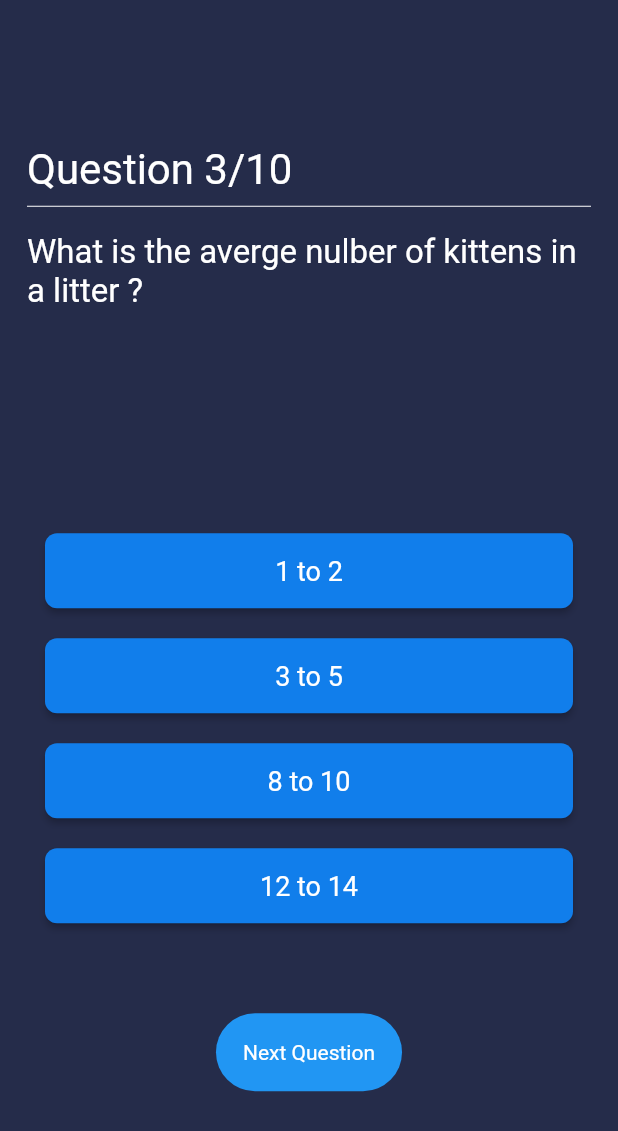
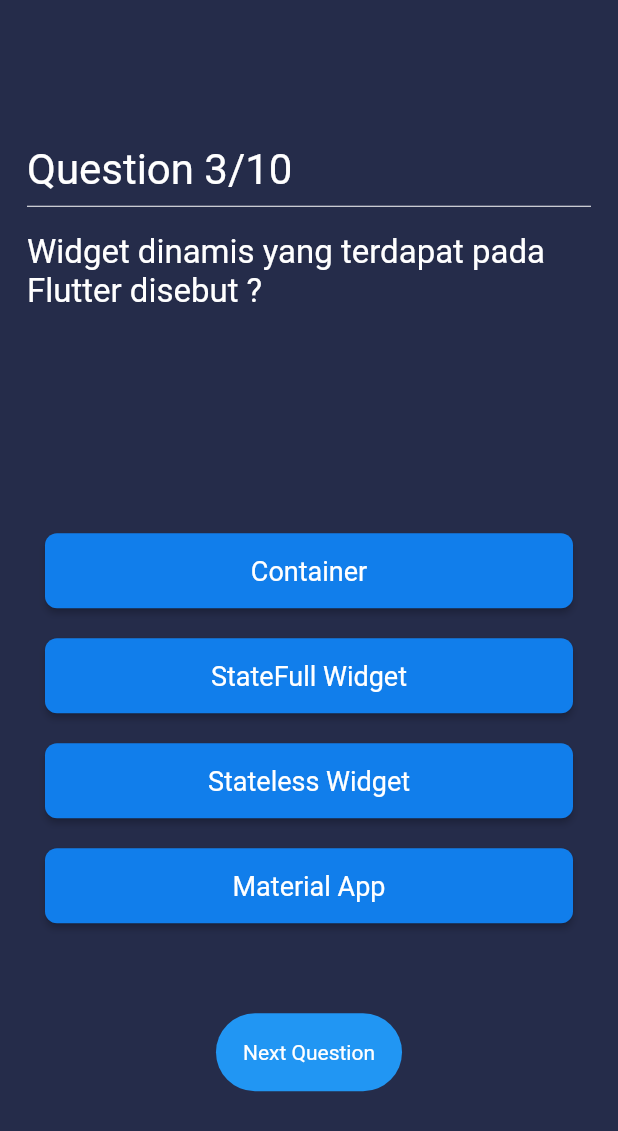
Before and after one commit to TutikSundariWicaksono/tugas_akhir_mobile, a Flutter app: the QuizzScreen screen opened directly, swiped to page 3, on a phone screen of 412 x 824 dp. Shown: the top 1131 px of the screen. Run offline on Flutter 3.47's test engine with Material 2 defaults, Android fonts, the phone set to English and light mode, and no system bars.

Commit message:
modif_question

```diff
--- a/lib/data/questions_list.dart
+++ b/lib/data/questions_list.dart
@@ -2,48 +2,48 @@
 
 List<QuestionModel> questions = [
   QuestionModel(
-    "How Many Whiskers does the average cat have on each side of its face ?",
+    "Flutter merupakan framework yang bersifat...",
     {
-      "1": false,
-      "3": false,
-      "12": true,
-      "5,007": false,
+      "Close Source": false,
+      "Berbayar": false,
+      "Open Source": true,
+      "Berlisensi": false,
     },
   ),
   QuestionModel(
-    "When does a cat purr ?",
+    "Fitur yang beradadi flutter dimana kodingan kamu bisa langsung muncul di hp maupun di emulator disebut...",
     {
-      "When it cares for its kittens": false,
-      "When it needs confort": false,
-      "When it feels content": false,
-      "All of the above": true,
+      "Refresh": false,
+      "Reload": false,
+      "Hot Loading": false,
+      "Hot Reload": true,
     },
   ),
   QuestionModel(
-    "What is the averge nulber of kittens in a litter ?",
+    "Widget dinamis yang terdapat pada Flutter disebut ?",
     {
-      "1 to 2": false,
-      "3 to 5": true,
-      "8 to 10": false,
-      "12 to 14": false,
+      "Container": false,
+      "StateFull Widget": true,
+      "Stateless Widget": false,
+      "Material App": false,
     },
   ),
   QuestionModel(
-    "How many moons does Mars have ?",
+    "Merupakan sebuah widget yang digunakkan untuk membuat tampilan dasar material design pada aplikasi Flutter, dapat disebut juga sebagai dasar sebuah halaman pada aplikasi Flutter...",
     {
-      "1": false,
-      "2": false,
-      "4": true,
-      "8": false,
+      "Material Apps": false,
+      "Stateless Widget": false,
+      "Scaffold": true,
+      "AppBar": false,
     },
   ),
   QuestionModel(
-    "What is Mars's nickname ?",
+    "Manakah dari properti berikut ini yang harus digunakkan untuk menambahkan label, ikon, dan teks petunjuk sebaris widget TextField...",
     {
-      "The red planet": true,
-      "The dusty planet": false,
-      "The hot planet": false,
-      "The smelly planet": false,
+      "InputDecoration": true,
+      "ListView": false,
+      "SizedBox": false,
+      "Scaffold": false,
     },
   ),
   QuestionModel(
```
